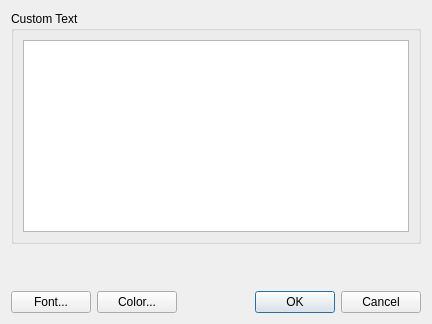
The window that src/sas/qtgui/Plotting/UI/AddTextUI.ui (SasView/sasview) describes before a commit, drawn with Qt 5.
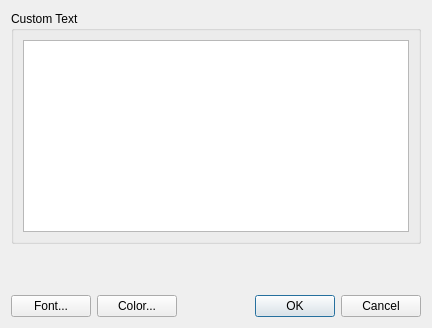
The same window after the commit.

```diff
--- a/src/sas/qtgui/Plotting/UI/AddTextUI.ui
+++ b/src/sas/qtgui/Plotting/UI/AddTextUI.ui
@@ -10,7 +10,7 @@
     <x>0</x>
     <y>0</y>
     <width>432</width>
-    <height>324</height>
+    <height>328</height>
    </rect>
   </property>
   <property name="sizePolicy">
```
Left out of the diff: 4 changed lines with no effect on the pictures.
